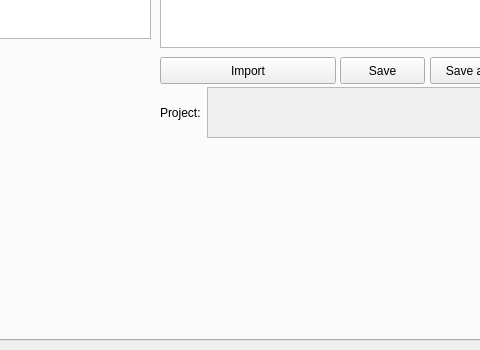
Old version of the form BatPlugin/Batplugin_dockwidget_base.ui in the repository AnthonyWetzel/projet-semestriel---master-2; both pictures show x 321 to 801 and y 258 to 608 of the 969 by 608 pixel window.
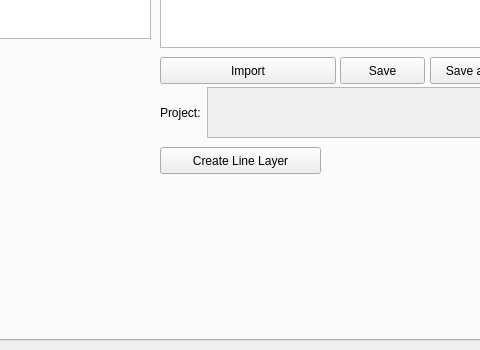
New version of the form.

Commit message: Intégration calcul et création de la couche LineLayer

```diff
--- a/BatPlugin/Batplugin_dockwidget_base.ui
+++ b/BatPlugin/Batplugin_dockwidget_base.ui
@@ -109,6 +109,19 @@
          <string>Save</string>
         </property>
        </widget>
+       <widget class="QPushButton" name="pushButton_5">
+        <property name="geometry">
+         <rect>
+          <x>470</x>
+          <y>370</y>
+          <width>161</width>
+          <height>27</height>
+         </rect>
+        </property>
+        <property name="text">
+         <string>Create Line Layer</string>
+        </property>
+       </widget>
        <widget class="QWidget" name="">
         <property name="geometry">
          <rect>
```
The commit also changes 8 other files.
